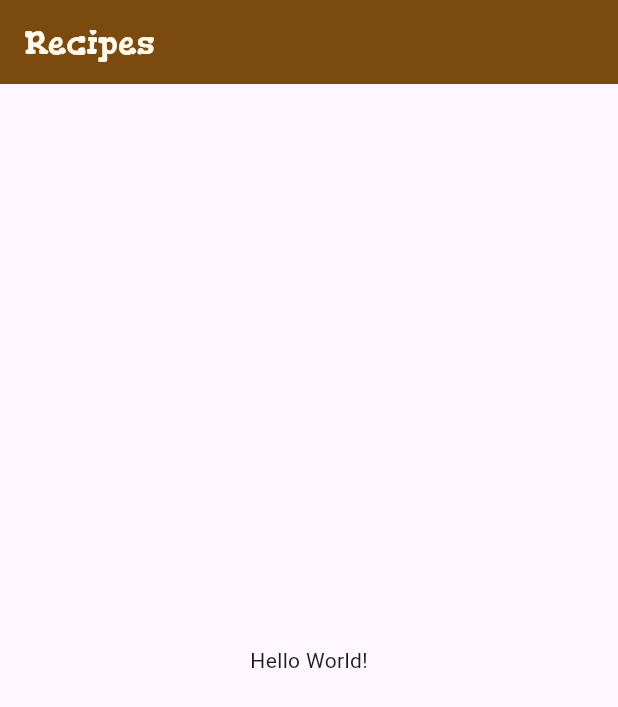
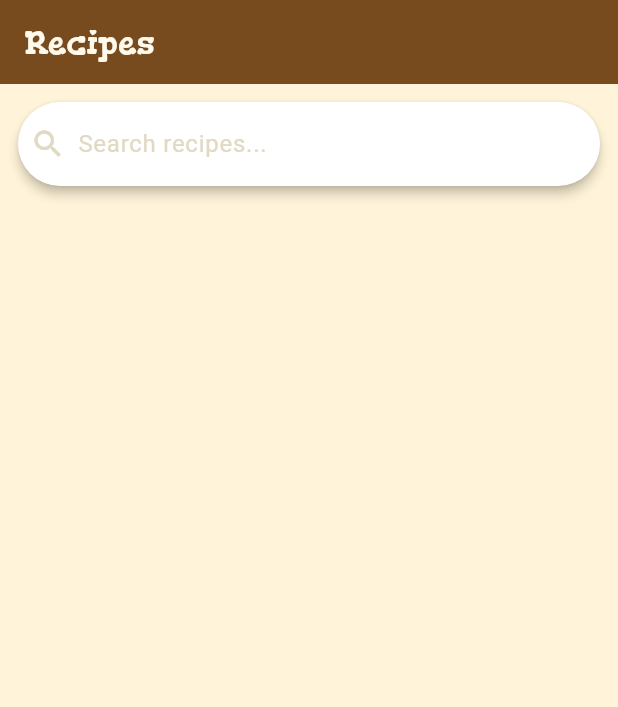
Before and after one commit to zvdv/App-Design-Workshop, a Flutter app: the screen it shows after launch, on a phone screen of 412 x 824 dp. Shown: the top 707 px of the screen. Run offline on Flutter 3.47's test engine with Material 3 defaults, Android fonts, the phone set to English and light mode, and no system bars.

Commit message:
Added search bar

```diff
--- a/collector/lib/main.dart
+++ b/collector/lib/main.dart
@@ -20,10 +20,30 @@ class MainApp extends StatelessWidget {
             ),
           backgroundColor: Color(0xFF7A4A0F),
           foregroundColor: Color(0xFFFFFAEC),
+          elevation: 6.0,
+          shadowColor: Color(0x00000000),
         ),
-        body: Center(
-          child: Text('Hello World!'),
+        body: Column(
+          crossAxisAlignment: CrossAxisAlignment.stretch,
+          children: [
+            Padding(
+              padding: const EdgeInsets.all(12.0),
+              child: SearchBar(
+                backgroundColor: WidgetStateProperty.all(Color(0xFFFFFFFF)),
+                elevation: WidgetStateProperty.all(3.0),
+                hintText: "Search recipes...",
+                hintStyle: WidgetStateProperty.all(TextStyle(
+                  color: Color(0xFFE2D9C4),
+                )),
+                leading: Icon(
+                  Icons.search,
+                  color: Color(0xFFE2D9C4),
+                ),
+              ),
+            ),
+          ],
         ),
+        backgroundColor: Color(0xFFFFF4D9),
       ),
       debugShowCheckedModeBanner: false,
     );
```
